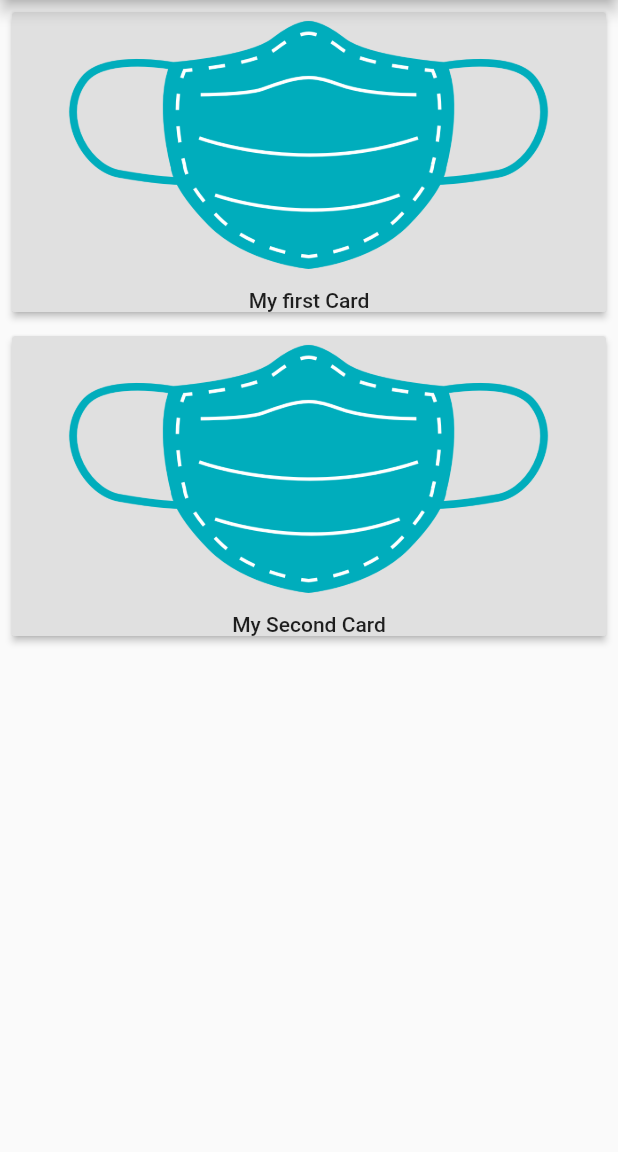
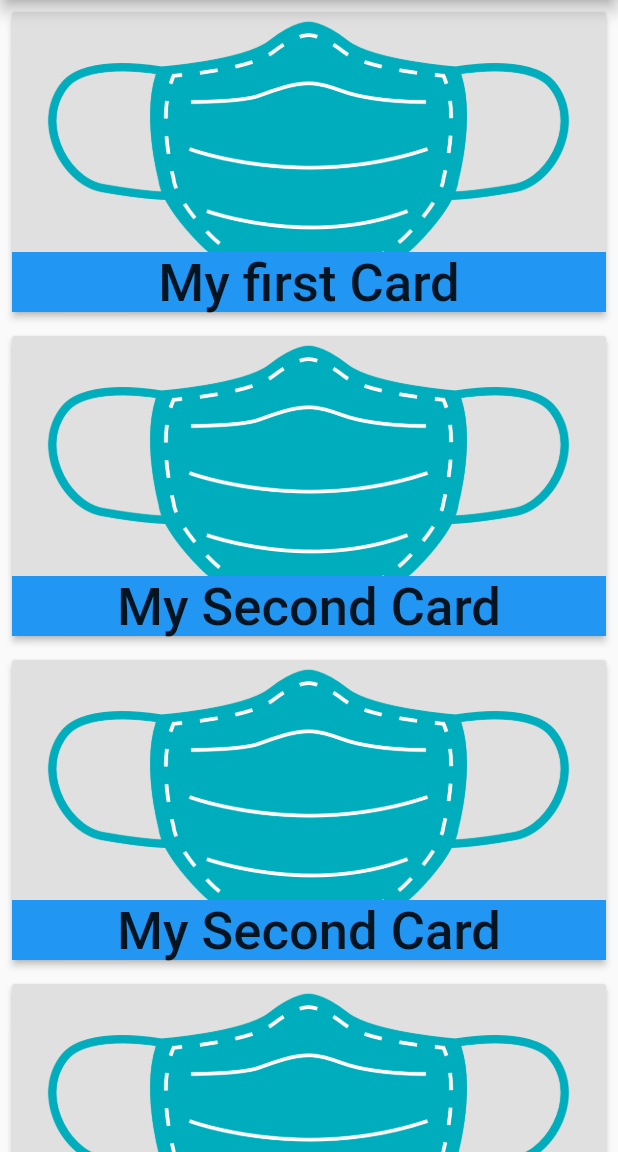
Before and after one commit to KharYusuf/Combat-Covid, a Flutter app: the screen it shows after launch, on a phone screen of 412 x 824 dp, the part 84-1236 px from its top. Run offline on Flutter 3.47's test engine with Material 2 defaults, Android fonts, the light colour scheme and no system bars.

Commit message:
Fixed bug with the tile's text and added a listview for the tiles

```diff
--- a/lib/main.dart
+++ b/lib/main.dart
@@ -26,6 +26,11 @@ class MyHomePage extends StatelessWidget {
   final String title;
   static const cards = const [
     {'img': 'assets/homemade_face_mask.png', 'text': 'My first Card'},
+    {'img': 'assets/homemade_face_mask.png', 'text': 'My Second Card'},
+    {'img': 'assets/homemade_face_mask.png', 'text': 'My Second Card'},
+    {'img': 'assets/homemade_face_mask.png', 'text': 'My Second Card'},
+    {'img': 'assets/homemade_face_mask.png', 'text': 'My Second Card'},
+    {'img': 'assets/homemade_face_mask.png', 'text': 'My Second Card'},
     {'img': 'assets/homemade_face_mask.png', 'text': 'My Second Card'},
   ];
 
@@ -63,7 +68,7 @@ class MyHomePage extends StatelessWidget {
       appBar: AppBar(
         title: Text(title),
       ),
-      body: Column(
+      body: ListView(
         children: cards.map((e) => MyCard(e['img'], e['text'])).toList(),
       ),
     );
--- a/lib/myCard.dart
+++ b/lib/myCard.dart
@@ -10,10 +10,12 @@ class MyCard extends StatelessWidget {
     return Padding(
       padding: EdgeInsets.all(8.0),
       child: RaisedButton(
+        padding: EdgeInsets.all(0.0),
         onPressed: () {
           print(text);
         },
         child: Stack(
+          alignment: Alignment.bottomCenter,
           children: <Widget>[
             Container(
               height: 200,
@@ -24,9 +26,11 @@ class MyCard extends StatelessWidget {
               ),
             ),
             Container(
-              height: 200,
-              alignment: Alignment.bottomCenter,
+              height: 40,
+              color: Theme.of(context).primaryColor,
+              width: double.infinity,
               child: FittedBox(
+                alignment: Alignment.bottomCenter,
                 child: Text(
                   text,
                 ),
```
